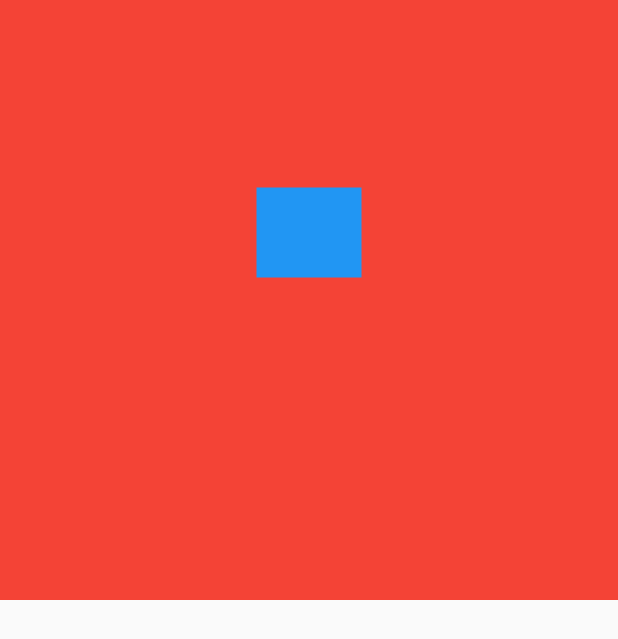
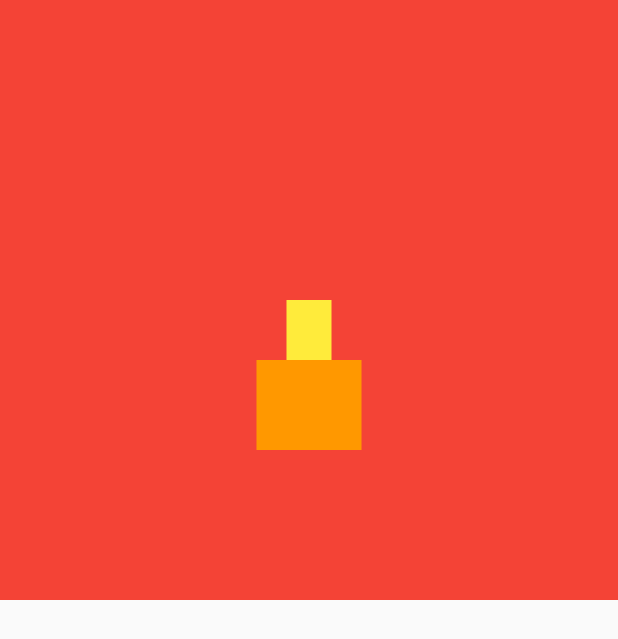
Before and after one commit to fayis007/assingnment1, a Flutter app: the screen it shows after launch, on a phone screen of 412 x 824 dp. Shown: the top 639 px of the screen. Run offline on Flutter 3.47's test engine with Material 2 defaults, Android fonts, the phone set to English and light mode, and no system bars.

Commit message:
container edited color value added

```diff
--- a/lib/main.dart
+++ b/lib/main.dart
@@ -49,17 +49,19 @@ class _a1State extends State<a1> {
           crossAxisAlignment: CrossAxisAlignment.center,
           children: [
             Container(
-              color: Colors.blue,
+              color: Colors.red,
               width: 70,
-              height: 60,
+              height: 100,
             ),
             Container(
-              width: 100,
-              height: 30,
+              width: 30,
+              height: 40,
+              color: Colors.yellow,
             ),
             Container(
               width: 70,
               height: 60,
+              color: Colors.orange,
             ),
           ],
         ),
```
